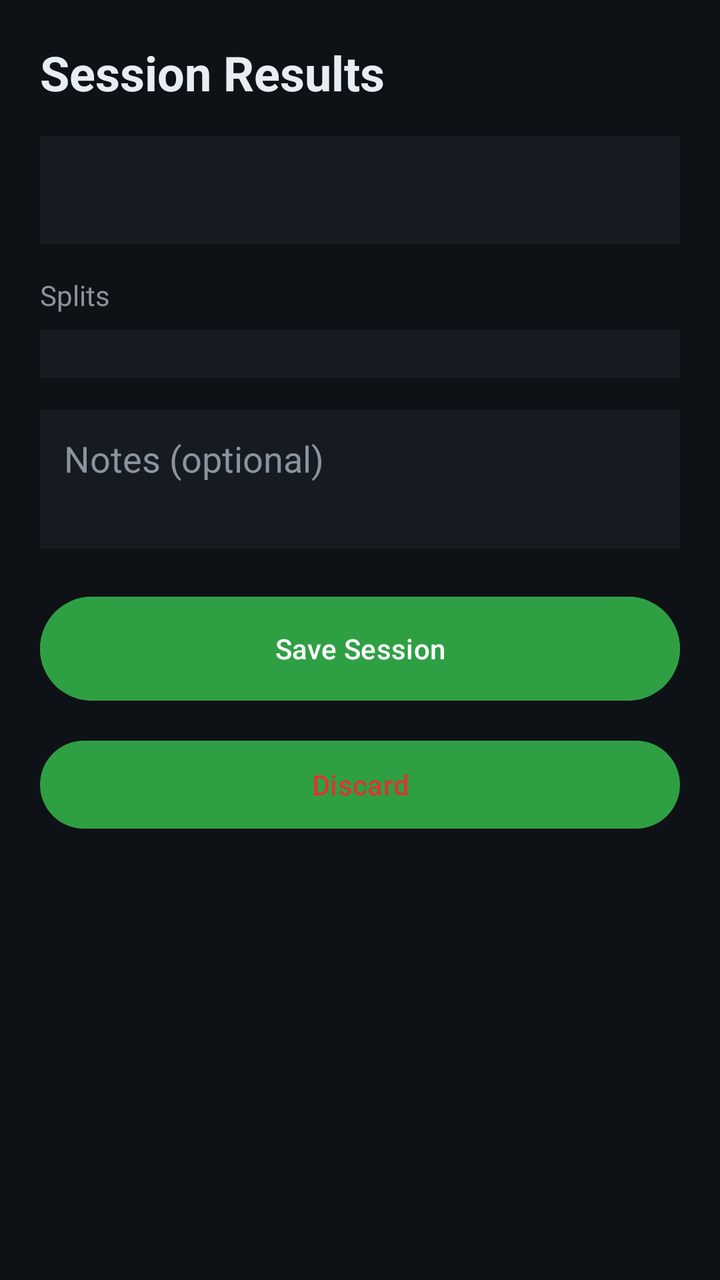
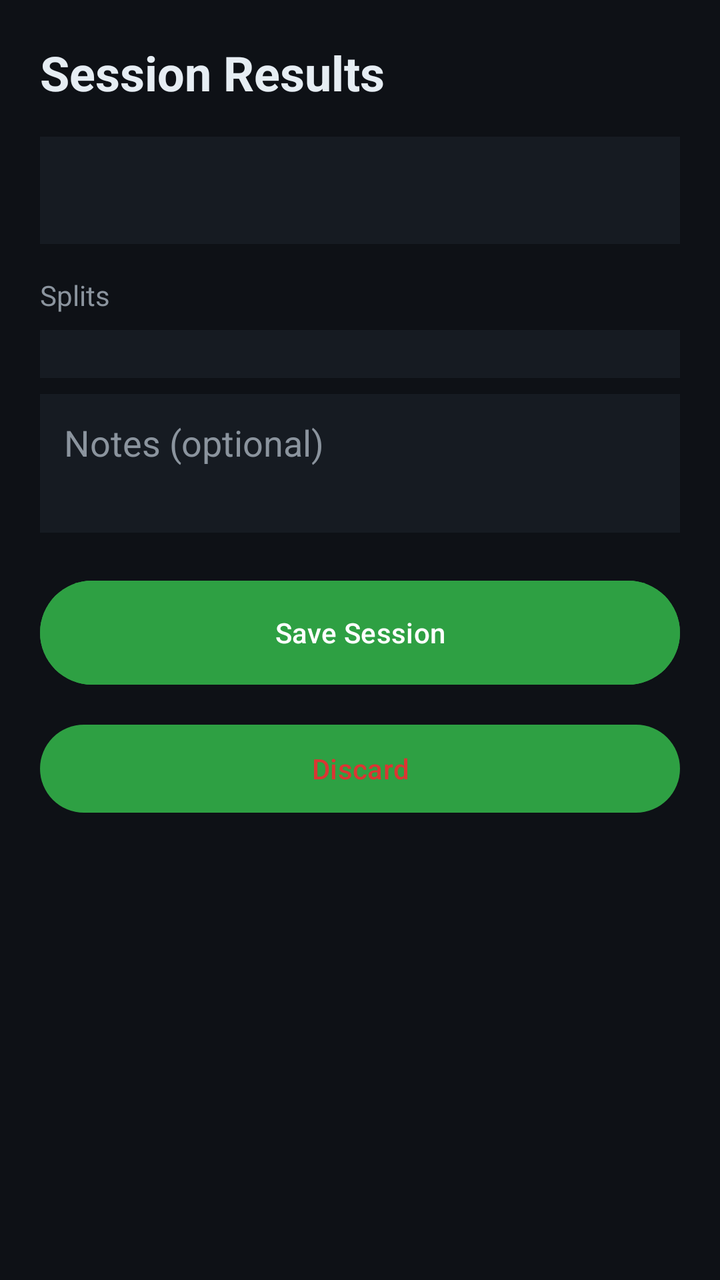

Before-and-after screenshots of an Android layout around one commit, followed by the original layout XML and the change that was made.
<!-- AndroidManifest.xml: application theme Theme.ShotTimer -->
<!-- res/layout/activity_results.xml -->
<?xml version="1.0" encoding="utf-8"?>
<ScrollView xmlns:android="http://schemas.android.com/apk/res/android"
    android:layout_width="match_parent"
    android:layout_height="match_parent"
    android:background="@color/bg">

    <LinearLayout
        android:layout_width="match_parent"
        android:layout_height="wrap_content"
        android:orientation="vertical"
        android:padding="20dp">

        <TextView
            android:layout_width="wrap_content"
            android:layout_height="wrap_content"
            android:text="Session Results"
            android:textColor="@color/on_surface"
            android:textSize="24sp"
            android:textStyle="bold"
            android:layout_marginBottom="16dp" />

        <TextView
            android:id="@+id/txtSummary"
            android:layout_width="match_parent"
            android:layout_height="wrap_content"
            android:textColor="@color/on_surface"
            android:textSize="16sp"
            android:lineSpacingMultiplier="1.3"
            android:background="@color/surface"
            android:padding="16dp"
            android:layout_marginBottom="16dp" />

        <TextView
            android:layout_width="wrap_content"
            android:layout_height="wrap_content"
            android:text="Splits"
            android:textColor="@color/muted"
            android:textSize="14sp"
            android:layout_marginBottom="8dp" />

        <LinearLayout
            android:id="@+id/listSplits"
            android:layout_width="match_parent"
            android:layout_height="wrap_content"
            android:orientation="vertical"
            android:background="@color/surface"
            android:padding="12dp"
            android:layout_marginBottom="16dp" />

        <EditText
            android:id="@+id/editNotes"
            android:layout_width="match_parent"
            android:layout_height="wrap_content"
            android:hint="@string/notes_hint"
            android:textColorHint="@color/muted"
            android:textColor="@color/on_surface"
            android:minLines="2"
            android:gravity="top"
            android:inputType="textMultiLine"
            android:background="@color/surface"
            android:padding="12dp"
            android:layout_marginBottom="20dp" />

        <Button
            android:id="@+id/btnSave"
            android:layout_width="match_parent"
            android:layout_height="60dp"
            android:text="@string/save_session"
            android:textColor="#FFFFFF"
            android:backgroundTint="@color/accent_green"
            android:layout_marginBottom="12dp" />

        <Button
            android:id="@+id/btnDiscard"
            android:layout_width="match_parent"
            android:layout_height="52dp"
            android:text="@string/discard"
            android:textColor="@color/danger_red" />
    </LinearLayout>
</ScrollView>
<!-- resources referenced by this layout -->
<resources>
  <color name="accent_green">#2EA043</color>
  <color name="bg">#0E1116</color>
  <color name="danger_red">#DA3633</color>
  <color name="muted">#8B949E</color>
  <color name="on_surface">#E6EDF3</color>
  <color name="surface">#161B22</color>
  <string name="discard">Discard</string>
  <string name="notes_hint">Notes (optional)</string>
  <string name="save_session">Save Session</string>
  <style name="Theme.ShotTimer" parent="Theme.Material3.DayNight.NoActionBar">
          <item name="colorPrimary">@color/accent_green</item>
          <item name="colorPrimaryDark">@color/accent_green_dark</item>
          <item name="colorSecondary">@color/amber</item>
          <item name="android:colorBackground">@color/bg</item>
          <item name="colorSurface">@color/surface</item>
          <item name="colorOnSurface">@color/on_surface</item>
          <item name="android:statusBarColor">@color/bg</item>
          <item name="android:windowLightStatusBar">false</item>
      </style>
  <color name="accent_green_dark">#1F7A33</color>
  <color name="amber">#D29922</color>
</resources>

<!-- the commit's change to res/layout/activity_results.xml (unified diff, before → after) -->
@@ -45,7 +45,18 @@
             android:orientation="vertical"
             android:background="@color/surface"
             android:padding="12dp"
-            android:layout_marginBottom="16dp" />
+            android:layout_marginBottom="8dp" />
+
+        <TextView
+            android:id="@+id/txtLabSummary"
+            android:layout_width="match_parent"
+            android:layout_height="wrap_content"
+            android:textColor="@color/amber"
+            android:textSize="13sp"
+            android:fontFamily="monospace"
+            android:padding="8dp"
+            android:layout_marginBottom="8dp"
+            android:visibility="gone" />
 
         <EditText
             android:id="@+id/editNotes"
